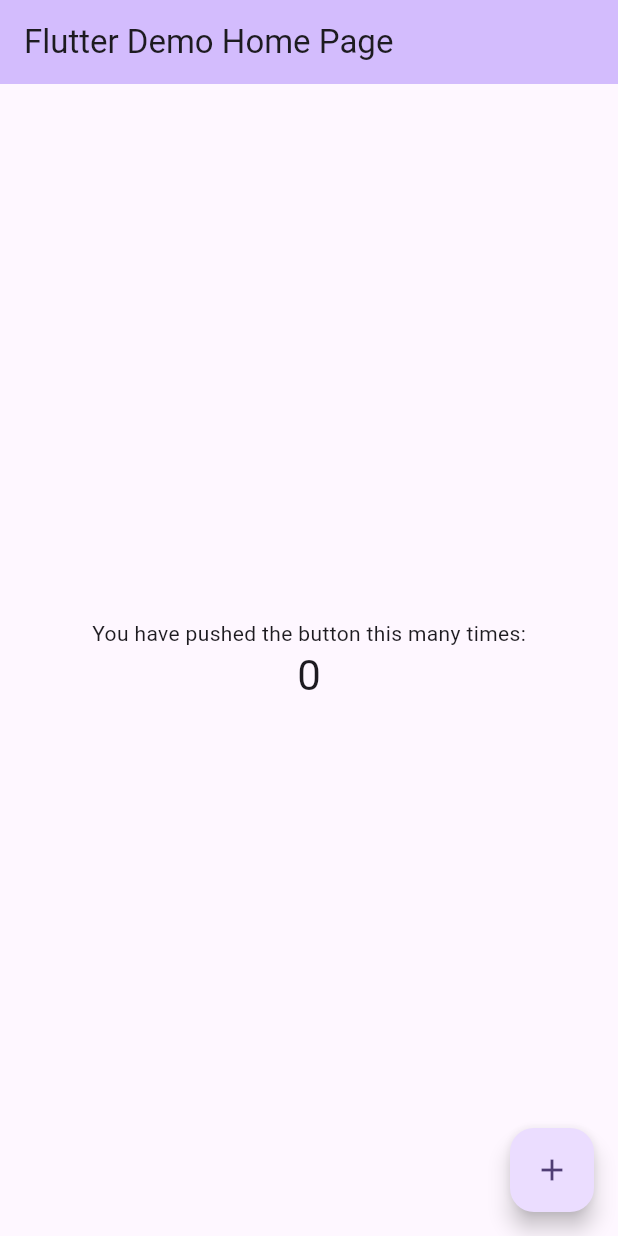
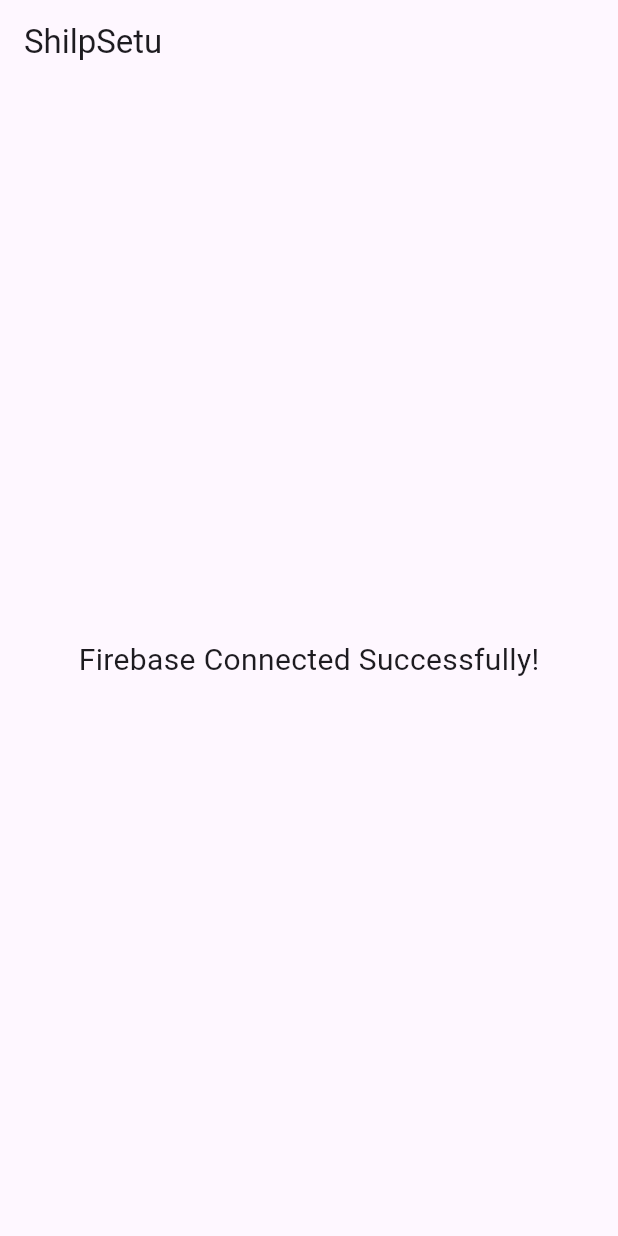
Before and after one commit to shravanighosh707-ship-it/ShilpSetu, a Flutter app: the screen it shows after launch, on a phone screen of 412 x 824 dp. Run offline on Flutter 3.47's test engine with Material 3 defaults, Android fonts, the phone set to English and light mode, and no system bars; our stand-ins replace firebase_core; accounts and stored records are empty.

Commit message:
Set up Firebase backend foundation

```diff
--- a/lib/main.dart
+++ b/lib/main.dart
@@ -1,121 +1,32 @@
+import 'package:firebase_core/firebase_core.dart';
 import 'package:flutter/material.dart';
 
-void main() {
-  runApp(const MyApp());
+import 'firebase_options.dart';
+
+Future<void> main() async {
+  WidgetsFlutterBinding.ensureInitialized();
+
+  await Firebase.initializeApp(options: DefaultFirebaseOptions.currentPlatform);
+
+  runApp(const ShilpSetuApp());
 }
 
-class MyApp extends StatelessWidget {
-  const MyApp({super.key});
+class ShilpSetuApp extends StatelessWidget {
+  const ShilpSetuApp({super.key});
 
-  // This widget is the root of your application.
   @override
   Widget build(BuildContext context) {
     return MaterialApp(
-      title: 'Flutter Demo',
-      theme: ThemeData(
-        // This is the theme of your application.
-        //
-        // TRY THIS: Try running your application with "flutter run". You'll see
-        // the application has a purple toolbar. Then, without quitting the app,
-        // try changing the seedColor in the colorScheme below to Colors.green
-        // and then invoke "hot reload" (save your changes or press the "hot
-        // reload" button in a Flutter-supported IDE, or press "r" if you used
-        // the command line to start the app).
-        //
-        // Notice that the counter didn't reset back to zero; the application
-        // state is not lost during the reload. To reset the state, use hot
-        // restart instead.
-        //
-        // This works for code too, not just values: Most code changes can be
-        // tested with just a hot reload.
-        colorScheme: .fromSeed(seedColor: Colors.deepPurple),
-      ),
-      home: const MyHomePage(title: 'Flutter Demo Home Page'),
-    );
-  }
-}
-
-class MyHomePage extends StatefulWidget {
-  const MyHomePage({super.key, required this.title});
-
-  // This widget is the home page of your application. It is stateful, meaning
-  // that it has a State object (defined below) that contains fields that affect
-  // how it looks.
-
-  // This class is the configuration for the state. It holds the values (in this
-  // case the title) provided by the parent (in this case the App widget) and
-  // used by the build method of the State. Fields in a Widget subclass are
-  // always marked "final".
-
-  final String title;
-
-  @override
-  State<MyHomePage> createState() => _MyHomePageState();
-}
-
-class _MyHomePageState extends State<MyHomePage> {
-  int _counter = 0;
-
-  void _incrementCounter() {
-    setState(() {
-      // This call to setState tells the Flutter framework that something has
-      // changed in this State, which causes it to rerun the build method below
-      // so that the display can reflect the updated values. If we changed
-      // _counter without calling setState(), then the build method would not be
-      // called again, and so nothing would appear to happen.
-      _counter++;
-    });
-  }
-
-  @override
-  Widget build(BuildContext context) {
-    // This method is rerun every time setState is called, for instance as done
-    // by the _incrementCounter method above.
-    //
-    // The Flutter framework has been optimized to make rerunning build methods
-    // fast, so that you can just rebuild anything that needs updating rather
-    // than having to individually change instances of widgets.
-    return Scaffold(
-      appBar: AppBar(
-        // TRY THIS: Try changing the color here to a specific color (to
-        // Colors.amber, perhaps?) and trigger a hot reload to see the AppBar
-        // change color while the other colors stay the same.
-        backgroundColor: Theme.of(context).colorScheme.inversePrimary,
-        // Here we take the value from the MyHomePage object that was created by
-        // the App.build method, and use it to set our appbar title.
-        title: Text(widget.title),
-      ),
-      body: Center(
-        // Center is a layout widget. It takes a single child and positions it
-        // in the middle of the parent.
-        child: Column(
-          // Column is also a layout widget. It takes a list of children and
-          // arranges them vertically. By default, it sizes itself to fit its
-          // children horizontally, and tries to be as tall as its parent.
-          //
-          // Column has various properties to control how it sizes itself and
-          // how it positions its children. Here we use mainAxisAlignment to
-          // center the children vertically; the main axis here is the vertical
-          // axis because Columns are vertical (the cross axis would be
-          // horizontal).
-          //
-          // TRY THIS: Invoke "debug painting" (choose the "Toggle Debug Paint"
-          // action in the IDE, or press "p" in the console), to see the
-          // wireframe for each widget.
-          mainAxisAlignment: .center,
-          children: [
-            const Text('You have pushed the button this many times:'),
-            Text(
-              '$_counter',
-              style: Theme.of(context).textTheme.headlineMedium,
-            ),
-          ],
+      debugShowCheckedModeBanner: false,
+      title: 'ShilpSetu',
+      home: Scaffold(
+        appBar: AppBar(title: const Text('ShilpSetu')),
+        body: const Center(
+          child: Text(
+            'Firebase Connected Successfully!',
+            style: TextStyle(fontSize: 20),
+          ),
         ),
-      ),
-      floatingActionButton: FloatingActionButton(
-        onPressed: _incrementCounter,
-        tooltip: 'Increment',
-        child: const Icon(Icons.add),
       ),
     );
   }
--- a/pubspec.yaml
+++ b/pubspec.yaml
@@ -34,6 +34,7 @@ dependencies:
   # The following adds the Cupertino Icons font to your application.
   # Use with the CupertinoIcons class for iOS style icons.
   cupertino_icons: ^1.0.8
+  firebase_core: ^4.15.0
 
 dev_dependencies:
   flutter_test:
```
Also changed, not shown: firebase.json (added), lib/firebase_options.dart (added), pubspec.lock, 6 other files.
